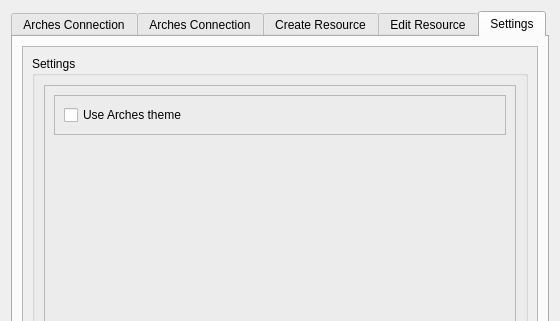
Old version of the form arches_project_dialog_base.ui in the repository k-int/arches-qgis-plugin; both pictures show x 0 to 560 and y 0 to 321 of the 560 by 700 pixel window.
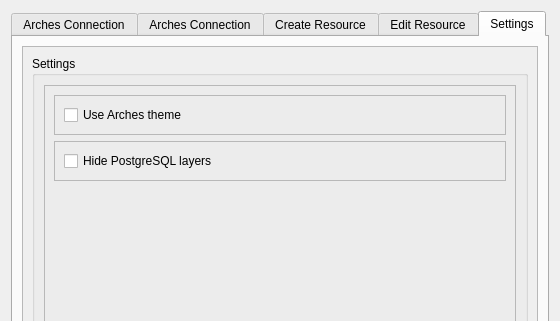
New version of the form. The open tabs and pages were chosen to show the change. Icons and pictures are not drawn.

Commit message: Moved hide PSQL layers checkbox

```diff
--- a/arches_project_dialog_base.ui
+++ b/arches_project_dialog_base.ui
@@ -907,6 +907,25 @@
                    </layout>
                   </widget>
                  </item>
+                 <item>
+                  <widget class="QFrame" name="frame_17">
+                   <property name="frameShape">
+                    <enum>QFrame::StyledPanel</enum>
+                   </property>
+                   <property name="frameShadow">
+                    <enum>QFrame::Raised</enum>
+                   </property>
+                   <layout class="QVBoxLayout" name="verticalLayout_34">
+                    <item>
+                     <widget class="QCheckBox" name="hidePostgresLayers">
+                      <property name="text">
+                       <string>Hide PostgreSQL layers</string>
+                      </property>
+                     </widget>
+                    </item>
+                   </layout>
+                  </widget>
+                 </item>
                  <item>
                   <spacer name="verticalSpacer_4">
                    <property name="orientation">
```
Left out of the diff: 22 changed lines with no effect on the pictures. The commit also changes 1 other file.
